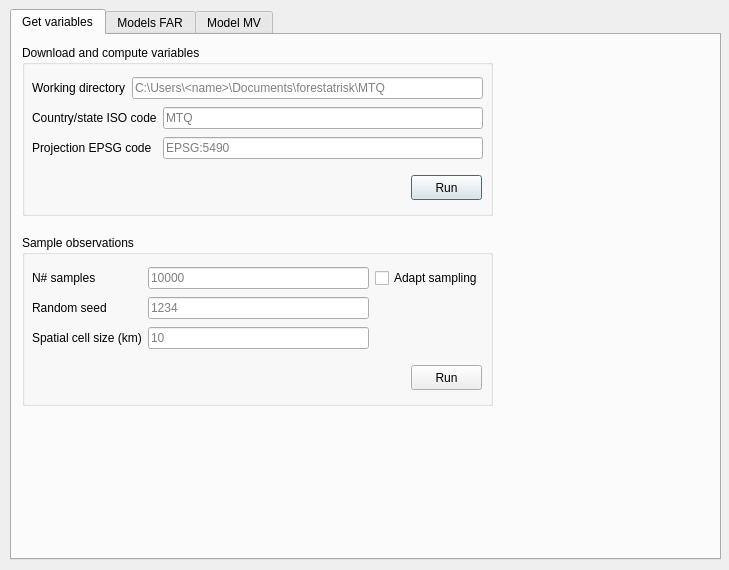
Qt form forestatrisk_plugin_dialog_base.ui (ghislainv/deforisk-qgis-plugin) before a commit.
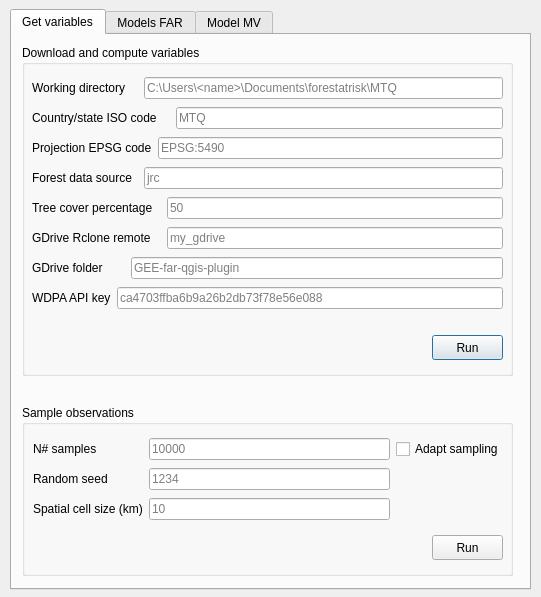
The same form after that commit.

Commit message: Adding arguments to plugin

Diff of the .ui file:
```diff
--- a/forestatrisk_plugin_dialog_base.ui
+++ b/forestatrisk_plugin_dialog_base.ui
@@ -6,8 +6,8 @@
    <rect>
     <x>0</x>
     <y>0</y>
-    <width>729</width>
-    <height>570</height>
+    <width>541</width>
+    <height>597</height>
    </rect>
   </property>
   <property name="windowTitle">
@@ -18,8 +18,8 @@
     <rect>
      <x>10</x>
      <y>9</y>
-     <width>711</width>
-     <height>551</height>
+     <width>521</width>
+     <height>581</height>
     </rect>
    </property>
    <property name="currentIndex">
@@ -34,45 +34,44 @@
       <rect>
        <x>10</x>
        <y>10</y>
-       <width>471</width>
-       <height>171</height>
+       <width>491</width>
+       <height>331</height>
       </rect>
      </property>
      <property name="title">
       <string>Download and compute variables</string>
      </property>
-     <widget class="QWidget" name="layoutWidget">
+     <widget class="QPushButton" name="run_var">
+      <property name="geometry">
+       <rect>
+        <x>410</x>
+        <y>290</y>
+        <width>71</width>
+        <height>25</height>
+       </rect>
+      </property>
+      <property name="text">
+       <string>Run</string>
+      </property>
+     </widget>
+     <widget class="QWidget" name="">
       <property name="geometry">
        <rect>
         <x>10</x>
         <y>30</y>
-        <width>451</width>
-        <height>89</height>
+        <width>471</width>
+        <height>244</height>
        </rect>
       </property>
-      <layout class="QGridLayout" name="gridLayout_var">
-       <item row="1" column="0" colspan="2">
-        <widget class="QLabel" name="label_isocode">
-         <property name="text">
-          <string>Country/state ISO code</string>
-         </property>
-        </widget>
-       </item>
-       <item row="0" column="0">
+      <layout class="QGridLayout" name="gridLayout">
+       <item row="0" column="0" colspan="3">
         <widget class="QLabel" name="label_workdir">
          <property name="text">
           <string>Working directory</string>
          </property>
         </widget>
        </item>
-       <item row="2" column="0" colspan="2">
-        <widget class="QLabel" name="label_proj">
-         <property name="text">
-          <string>Projection EPSG code</string>
-         </property>
-        </widget>
-       </item>
-       <item row="0" column="1" colspan="2">
+       <item row="0" column="3" colspan="4">
         <widget class="QLineEdit" name="workdir">
          <property name="text">
           <string/>
@@ -82,42 +81,113 @@
          </property>
         </widget>
        </item>
-       <item row="1" column="2">
+       <item row="1" column="0" colspan="6">
+        <widget class="QLabel" name="label_isocode">
+         <property name="text">
+          <string>Country/state ISO code</string>
+         </property>
+        </widget>
+       </item>
+       <item row="1" column="6">
         <widget class="QLineEdit" name="isocode">
          <property name="placeholderText">
           <string>MTQ</string>
          </property>
         </widget>
        </item>
-       <item row="2" column="2">
+       <item row="2" column="0" colspan="4">
+        <widget class="QLabel" name="label_proj">
+         <property name="text">
+          <string>Projection EPSG code</string>
+         </property>
+        </widget>
+       </item>
+       <item row="2" column="4" colspan="3">
         <widget class="QLineEdit" name="proj">
          <property name="placeholderText">
           <string>EPSG:5490</string>
          </property>
         </widget>
        </item>
+       <item row="3" column="0" colspan="3">
+        <widget class="QLabel" name="label_fcc_source">
+         <property name="text">
+          <string>Forest data source</string>
+         </property>
+        </widget>
+       </item>
+       <item row="3" column="3" colspan="4">
+        <widget class="QLineEdit" name="fcc_source">
+         <property name="placeholderText">
+          <string>jrc</string>
+         </property>
+        </widget>
+       </item>
+       <item row="4" column="0" colspan="5">
+        <widget class="QLabel" name="label_perc">
+         <property name="text">
+          <string>Tree cover percentage</string>
+         </property>
+        </widget>
+       </item>
+       <item row="4" column="5" colspan="2">
+        <widget class="QLineEdit" name="perc">
+         <property name="placeholderText">
+          <string>50</string>
+         </property>
+        </widget>
+       </item>
+       <item row="5" column="0" colspan="5">
+        <widget class="QLabel" name="label_remote_rclone">
+         <property name="text">
+          <string>GDrive Rclone remote</string>
+         </property>
+        </widget>
+       </item>
+       <item row="5" column="5" colspan="2">
+        <widget class="QLineEdit" name="remote_rclone">
+         <property name="placeholderText">
+          <string>my_gdrive</string>
+         </property>
+        </widget>
+       </item>
+       <item row="6" column="0" colspan="2">
+        <widget class="QLabel" name="label_gdrive_folder">
+         <property name="text">
+          <string>GDrive folder</string>
+         </property>
+        </widget>
+       </item>
+       <item row="6" column="2" colspan="5">
+        <widget class="QLineEdit" name="gdrive_folder">
+         <property name="placeholderText">
+          <string>GEE-far-qgis-plugin</string>
+         </property>
+        </widget>
+       </item>
+       <item row="7" column="0">
+        <widget class="QLabel" name="label_wdpa_key">
+         <property name="text">
+          <string>WDPA API key</string>
+         </property>
+        </widget>
+       </item>
+       <item row="7" column="1" colspan="6">
+        <widget class="QLineEdit" name="wdpa_key">
+         <property name="placeholderText">
+          <string>ca4703ffba6b9a26b2db73f78e56e088</string>
+         </property>
+        </widget>
+       </item>
       </layout>
      </widget>
-     <widget class="QPushButton" name="run_var">
-      <property name="geometry">
-       <rect>
-        <x>389</x>
-        <y>130</y>
-        <width>71</width>
-        <height>25</height>
-       </rect>
-      </property>
-      <property name="text">
-       <string>Run</string>
-      </property>
-     </widget>
     </widget>
     <widget class="QGroupBox" name="groupBox_samp">
      <property name="geometry">
       <rect>
        <x>10</x>
-       <y>200</y>
-       <width>471</width>
+       <y>370</y>
+       <width>491</width>
        <height>171</height>
       </rect>
      </property>
@@ -127,7 +197,7 @@
      <widget class="QPushButton" name="run_samp">
       <property name="geometry">
        <rect>
-        <x>389</x>
+        <x>410</x>
         <y>130</y>
         <width>71</width>
         <height>25</height>
@@ -137,16 +207,16 @@
        <string>Run</string>
       </property>
      </widget>
-     <widget class="QWidget" name="layoutWidget">
+     <widget class="QWidget" name="">
       <property name="geometry">
        <rect>
-        <x>10</x>
-        <y>30</y>
-        <width>451</width>
+        <x>11</x>
+        <y>31</y>
+        <width>471</width>
         <height>89</height>
        </rect>
       </property>
-      <layout class="QGridLayout" name="gridLayout_samp">
+      <layout class="QGridLayout" name="gridLayout_2">
        <item row="0" column="0">
         <widget class="QLabel" name="label_nsamp">
          <property name="text">
```
The commit also changes 2 other files.
